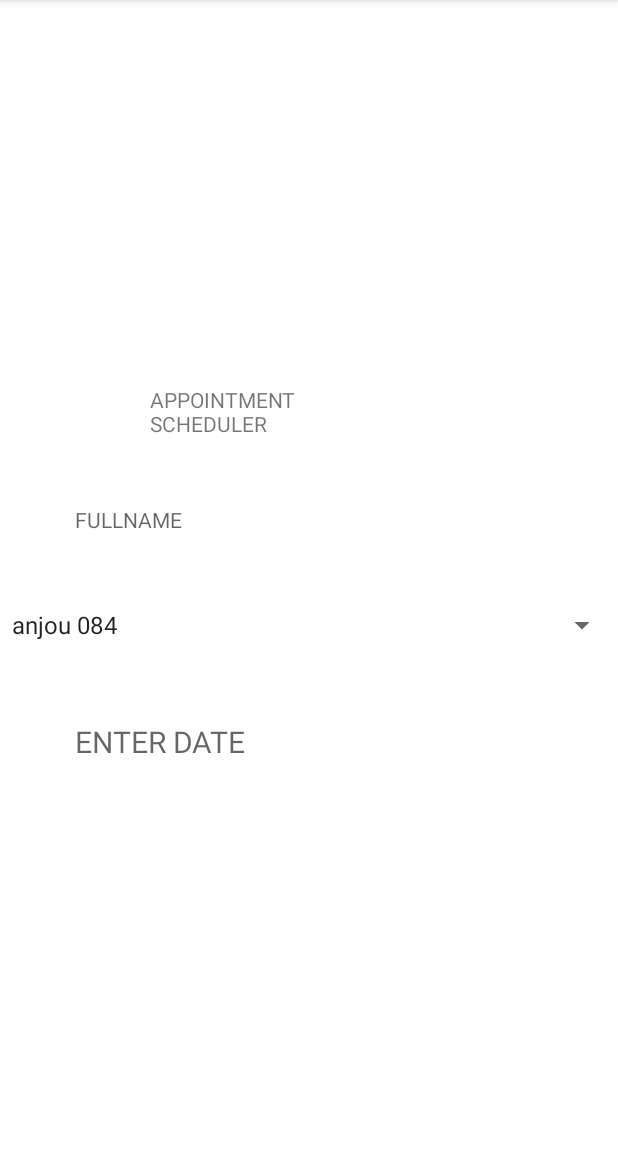
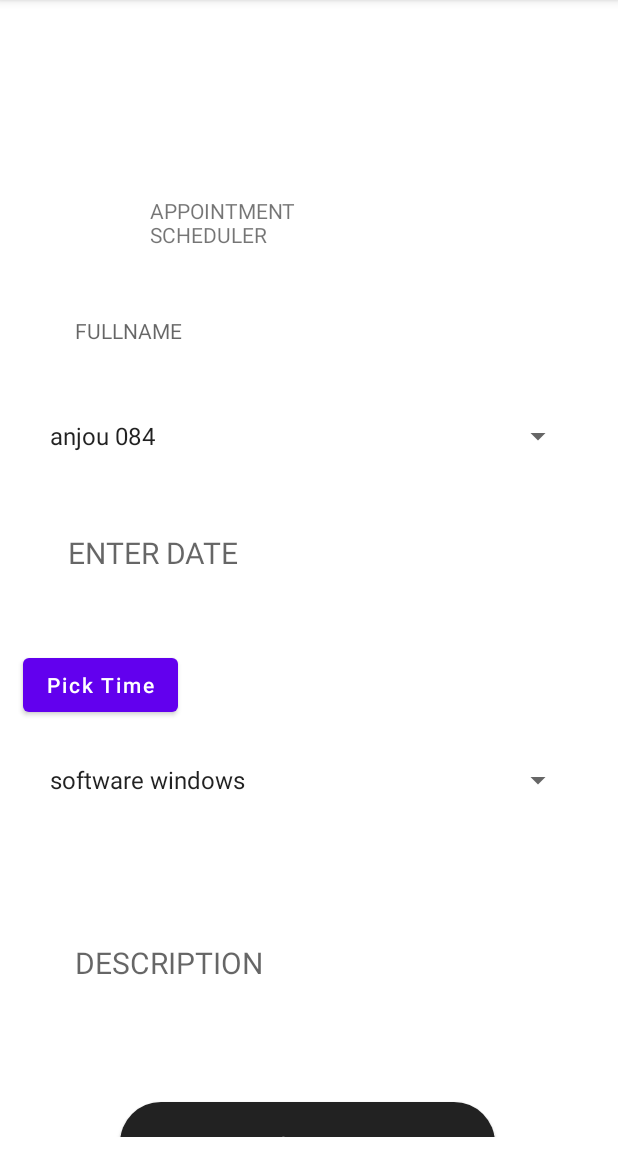
Before and after one commit to billalkbi/GS-app, an Android app: the addAppointment screen opened directly, with no data from a screen before it, on a phone screen of 412 x 824 dp, the part 84-1236 px from its top. Run offline under Robolectric (Android 15) with nearby library versions, the phone set to English and light mode, and no system bars; our stand-ins replace Firebase (no records; nobody signed in at launch, a user with empty details on screens opened directly).

Commit message:
add apointment works

```diff
--- a/app/src/main/java/com/example/gs_app/addAppointment.java
+++ b/app/src/main/java/com/example/gs_app/addAppointment.java
@@ -1,6 +1,8 @@
 package com.example.gs_app;
 
 import androidx.appcompat.app.AppCompatActivity;
+import android.app.TimePickerDialog;
+import android.widget.Button;
 import android.widget.DatePicker;
 import android.app.DatePickerDialog;
 import android.os.Bundle;
@@ -11,28 +13,40 @@ import android.widget.AdapterView;
 import android.widget.ArrayAdapter;
 import android.widget.EditText;
 import android.widget.Spinner;
+import android.widget.TextView;
+import android.widget.TimePicker;
 import android.widget.Toast;
+
+import com.google.firebase.database.DatabaseReference;
+import com.google.firebase.database.FirebaseDatabase;
 
 import java.util.Calendar;
 import java.util.Date;
 import java.util.GregorianCalendar;
 
+
 public class addAppointment extends AppCompatActivity {
 
-    private Spinner spinner;
-    DatePickerDialog picker;
+    Spinner storeSpinner, reasenSprinner ;
+    private String reasenChoice;
+    private String dateChoice;
+    private String timeChoice;
+    private String storeChoice;
 
+    DatabaseReference GS_DbRef;
     @Override
     protected void onCreate(Bundle savedInstanceState) {
         super.onCreate(savedInstanceState);
         setContentView(R.layout.activity_add_appointment);
 
-        EditText  datePicked = findViewById(R.id.datePicker);
+        GS_DbRef = FirebaseDatabase.getInstance().getReference().child("appointment");
+
+
+
+//date picker
+        EditText datePicked = findViewById(R.id.datePicker);
         datePicked.setInputType(InputType.TYPE_NULL);
 
-        //store picker
-        spinner = (Spinner)findViewById(R.id.spinnerStorePicker);
-        //date picker
         datePicked.setOnClickListener(new View.OnClickListener() {
             @Override
             public void onClick(View v) {
@@ -42,13 +56,19 @@ public class addAppointment extends AppCompatActivity {
                 new DatePickerDialog(addAppointment.this, R.style.AppTheme_DatePickerDialog, new DatePickerDialog.OnDateSetListener() {
                     @Override
                     public void onDateSet(DatePicker view, int year, int monthOfYear, int dayOfMonth) {
-                        //do something with the date
+                        monthOfYear= monthOfYear+1;
+                        dateChoice = monthOfYear + "/" + dayOfMonth + "/" + year;
+                        Toast.makeText(addAppointment.this, "your choice is " + dateChoice, Toast.LENGTH_SHORT).show();
+
                     }
                 }, mCalendar.get(Calendar.YEAR), mCalendar.get(Calendar.MONTH), mCalendar.get(Calendar.DAY_OF_MONTH)).show();
             }
         });
 
 
+
+// store picker
+        storeSpinner = findViewById(R.id.spinnerStorePicker);
         ArrayAdapter<CharSequence> staticAdapter = ArrayAdapter
                 .createFromResource(this, R.array.brew_array,
                         android.R.layout.simple_spinner_item);
@@ -56,29 +76,125 @@ public class addAppointment extends AppCompatActivity {
         //drop down menu store picker
         staticAdapter.setDropDownViewResource(android.R.layout.simple_spinner_dropdown_item);
         //liste stores
-        String[] items = new String[] { "anjou 084", "marcher central 992", "centre ville 651" };
+        String[] items = new String[]{"anjou 084", "marcher central 992", "centre ville 651"};
 
         ArrayAdapter<String> adapter = new ArrayAdapter<String>(this,
                 android.R.layout.simple_spinner_item, items);
 
-        spinner.setAdapter(adapter);
+        storeSpinner.setAdapter(adapter);
 
-        spinner.setOnItemSelectedListener(new AdapterView.OnItemSelectedListener() {
+        storeSpinner.setOnItemSelectedListener(new AdapterView.OnItemSelectedListener() {
             @Override
             public void onItemSelected(AdapterView<?> parent, View view, int position, long id) {
                 Log.v("item", (String) parent.getItemAtPosition(position));
-                String storeChoiced = (String) parent.getItemAtPosition(position);
-                Toast.makeText(addAppointment.this, "your choice is "+(String) parent.getItemAtPosition(position), Toast.LENGTH_SHORT).show();
+                storeChoice = (String) parent.getItemAtPosition(position);
+                Toast.makeText(addAppointment.this, "your choice is " + storeChoice, Toast.LENGTH_SHORT).show();
             }
 
             @Override
             public void onNothingSelected(AdapterView<?> parent) {
                 // TODO Auto-generated method stub
+                //mettr en rouge le picker en cas
             }
         });
 
 
 
+//reasen picker
+        reasenSprinner = findViewById(R.id.spinnerReasenPicker);
+        ArrayAdapter<CharSequence> reasenStaticAdapter = ArrayAdapter
+                .createFromResource(this, R.array.brew_array,
+                        android.R.layout.simple_spinner_item);
+
+        //drop down menu store picker
+        reasenStaticAdapter.setDropDownViewResource(android.R.layout.simple_spinner_dropdown_item);
+        //liste stores
+        String[] reasenItems = new String[]{"software windows", "hardware windows", "software Apple", "hardware Apple", "other, specify in description"};
+
+        ArrayAdapter<String> reasenAdapter = new ArrayAdapter<String>(this,
+                android.R.layout.simple_spinner_item, reasenItems);
+
+        reasenSprinner.setAdapter(reasenAdapter);
+        reasenSprinner.setOnItemSelectedListener(new AdapterView.OnItemSelectedListener() {
+            @Override
+            public void onItemSelected(AdapterView<?> parent, View view, int position, long id) {
+                Log.v("item", (String) parent.getItemAtPosition(position));
+                reasenChoice = (String) parent.getItemAtPosition(position);
+                Toast.makeText(addAppointment.this, "your choice is " + reasenChoice, Toast.LENGTH_SHORT).show();
+            }
+            @Override
+            public void onNothingSelected(AdapterView<?> parent) {
+                // TODO Auto-generated method stub
+                //mettre en rouge le picker en cas
+            }
+        });
+
+
+
+//time picker
+        // on below line we are initializing our variables.
+        Button pickTimeBtn;
+        pickTimeBtn = findViewById(R.id.idBtnPickTime);
+        // action listner
+        pickTimeBtn.setOnClickListener(new View.OnClickListener() {
+            @Override
+            public void onClick(View v) {
+                // on below line we are getting the
+                // instance of our calendar.
+                final Calendar c = Calendar.getInstance();
+
+                // on below line we are getting our hour, minute.
+                int hour = c.get(Calendar.HOUR_OF_DAY);
+                int minute = c.get(Calendar.MINUTE);
+
+                // on below line we are initializing our Time Picker Dialog
+                TimePickerDialog timePickerDialog = new TimePickerDialog(addAppointment.this,
+                        new TimePickerDialog.OnTimeSetListener() {
+                            @Override
+                            public void onTimeSet(TimePicker view, int hourOfDay,
+                                                  int minute) {
+                                // on below line we are setting selected time
+                                // in our text view.
+                                if(minute<10){pickTimeBtn.setText(hourOfDay + ":0" + minute);
+                                    timeChoice= hourOfDay + ":0" + minute;
+
+                                }else{pickTimeBtn.setText(hourOfDay + ":" + minute);
+                                      timeChoice = hourOfDay + ":" + minute;
+                                }
+                            }
+                        }, hour, minute, false);
+                // at last we are calling show to
+                // display our time picker dialog.
+                timePickerDialog.show();
+            }
+        });
+
+
+
+//on submit
+        Button submitBTN = findViewById(R.id.saveBTN);
+        submitBTN.setOnClickListener(new View.OnClickListener() {
+            @Override
+            public void onClick(View view) {
+                insertAppointmentData();
+
+            }
+        });
+
     }
 
+
+
+    private void insertAppointmentData(){
+        EditText getFullName = findViewById(R.id.fullNameInput);
+        EditText getDescription = findViewById(R.id.description);
+        String fullName = getFullName.getText().toString();
+        String description = getDescription.getText().toString();
+        Appointment appointment = new Appointment(fullName, storeChoice, dateChoice, timeChoice,reasenChoice,description);
+
+        GS_DbRef.push().setValue(appointment);
+        Toast.makeText(addAppointment.this, "appointment added succefuly", Toast.LENGTH_SHORT).show();
+    }
+
+
 }
--- a/app/src/main/res/layout/activity_add_appointment.xml
+++ b/app/src/main/res/layout/activity_add_appointment.xml
@@ -8,13 +8,14 @@
 
     <LinearLayout
         android:layout_width="412dp"
-        android:layout_height="531dp"
+        android:layout_height="647dp"
         android:orientation="vertical"
         app:layout_constraintBottom_toBottomOf="parent"
         app:layout_constraintEnd_toEndOf="parent"
+        app:layout_constraintHorizontal_bias="0.0"
         app:layout_constraintStart_toStartOf="parent"
         app:layout_constraintTop_toTopOf="parent"
-        app:layout_constraintVertical_bias="1.0">
+        app:layout_constraintVertical_bias="0.916">
 
         <TextView
             android:id="@+id/textView2"
@@ -24,7 +25,7 @@
             android:layout_marginTop="20dp"
             android:text="APPOINTMENT SCHEDULER" />
 
-       <EditText
+        <EditText
             android:id="@+id/fullNameInput"
             android:layout_width="match_parent"
             android:layout_height="wrap_content"
@@ -41,15 +42,16 @@
 
         <Spinner
             android:id="@+id/spinnerStorePicker"
-            android:layout_width="match_parent"
+            android:layout_width="357dp"
             android:layout_height="48dp"
+            android:layout_marginLeft="25dp"
             android:spinnerMode="dropdown" />
 
         <EditText
             android:id="@+id/datePicker"
-            android:layout_width="match_parent"
+            android:layout_width="199dp"
             android:layout_height="wrap_content"
-            android:layout_marginLeft="30dp"
+            android:layout_marginLeft="25dp"
             android:layout_marginTop="20dp"
             android:layout_marginRight="30dp"
             android:layout_marginBottom="15dp"
@@ -58,7 +60,48 @@
             android:fontFamily="sans-serif"
             android:hint="ENTER DATE"
             android:padding="20dp"
-            android:textSize="20dp"/>
+            android:textSize="20dp" />
+
+        <Button
+            android:id="@+id/idBtnPickTime"
+            android:layout_width="wrap_content"
+            android:layout_height="wrap_content"
+            android:layout_centerInParent="true"
+            android:layout_margin="15dp"
+            android:text="Pick Time"
+            android:textAllCaps="false" />
+
+        <Spinner
+            android:id="@+id/spinnerReasenPicker"
+            android:layout_width="357dp"
+            android:layout_height="48dp"
+            android:layout_marginLeft="25dp"
+            android:spinnerMode="dropdown" />
+
+
+        <EditText
+            android:id="@+id/description"
+            android:layout_width="match_parent"
+            android:layout_height="155dp"
+            android:layout_marginLeft="30dp"
+            android:layout_marginTop="20dp"
+            android:layout_marginRight="30dp"
+            android:layout_marginBottom="15dp"
+            android:background="@drawable/rounded_corners_login"
+            android:drawablePadding="15dp"
+            android:fontFamily="sans-serif"
+            android:hint="DESCRIPTION"
+            android:padding="20dp"
+            android:textSize="20dp" />
+
+        <androidx.appcompat.widget.AppCompatButton
+            android:id="@+id/saveBTN"
+            android:layout_width="250dp"
+            android:layout_height="55dp"
+            android:layout_marginLeft="80dp"
+            android:background="@drawable/round_button"
+            android:text="@string/save"
+            android:textAppearance="@style/save" />
 
 
     </LinearLayout>
```
Also changed, not shown: app/src/main/java/com/example/gs_app/Appointment.java (added, +43 -0 lines), app/src/main/res/values/strings.xml (+7 -0 lines).
